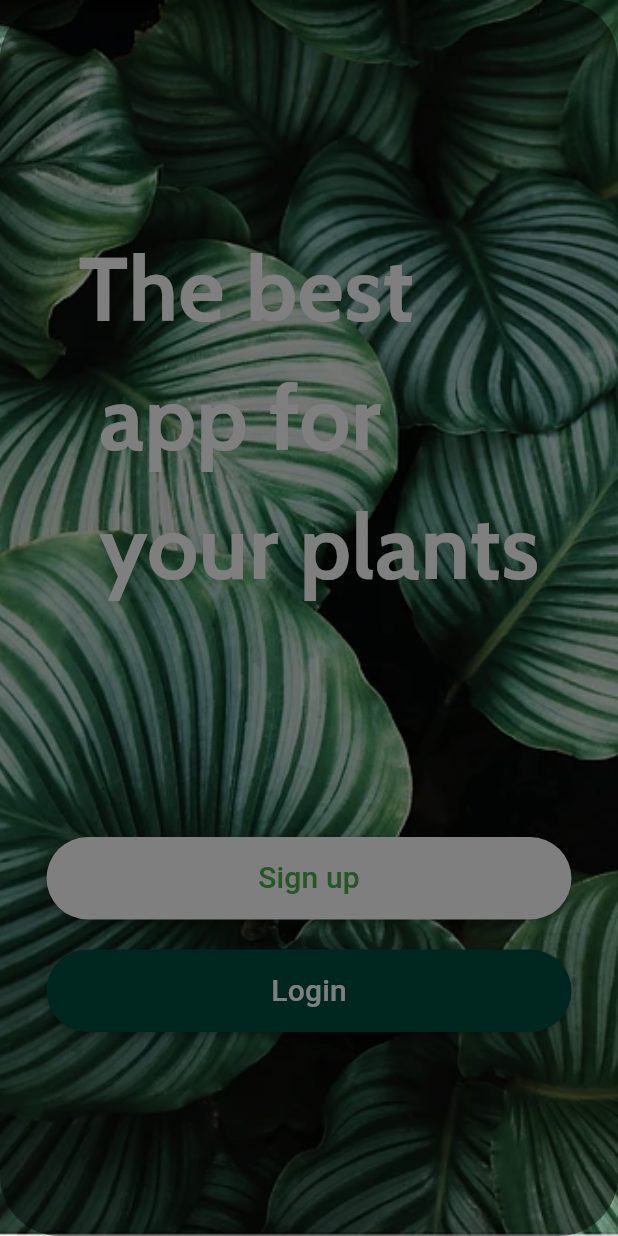
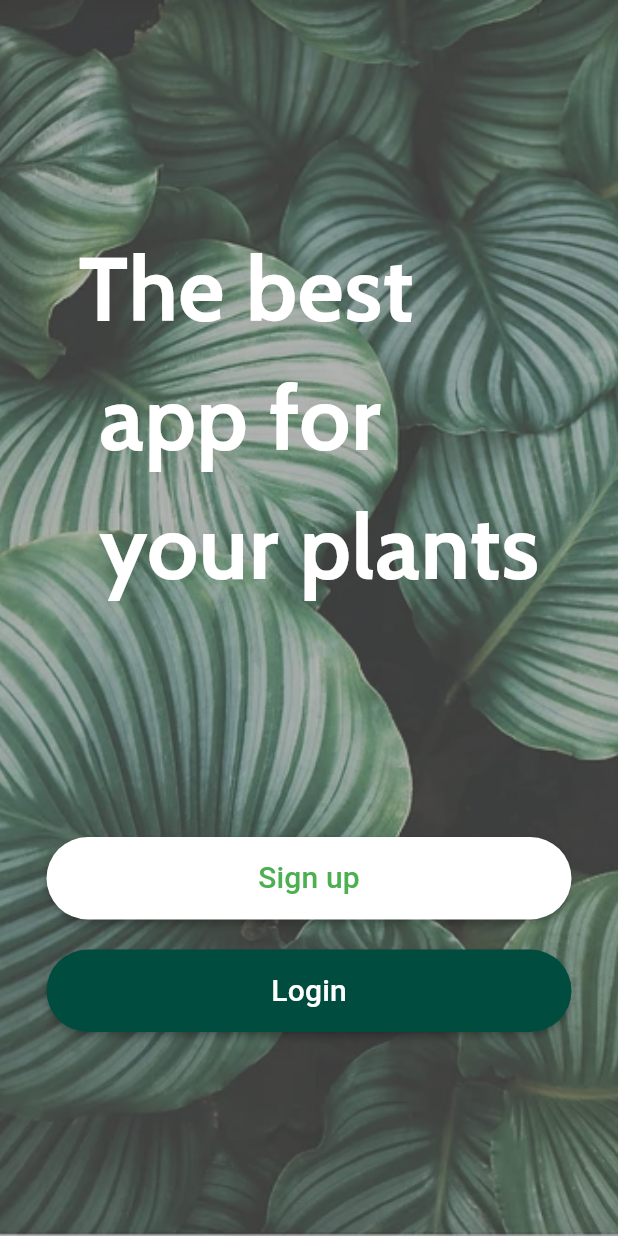
Before and after one commit to swathi1006/assignment1, a Flutter app: the SplashPage screen opened directly, on a phone screen of 412 x 824 dp. Run offline on Flutter 3.47's test engine with Material 3 defaults, Android fonts, the phone set to English and light mode, and no system bars; our stand-ins replace google_fonts; network calls fail.

Commit message:
initial commit

```diff
--- a/lib/main.dart
+++ b/lib/main.dart
@@ -16,7 +16,7 @@ class MyApp extends StatelessWidget{
     return MaterialApp(
 
       debugShowCheckedModeBanner: false,
-    //  home: SplashPage(),
+     //home: SplashPage(),
       //  home: LoginPage(),
       //home: Registration_Page(),
      home: Home1(),
--- a/lib/screens/splashPage.dart
+++ b/lib/screens/splashPage.dart
@@ -11,13 +11,11 @@ class SplashPage extends StatelessWidget {
   Widget build(BuildContext context) {
     return  Scaffold(
       body: Container(
-        foregroundDecoration: BoxDecoration(
-            borderRadius: BorderRadius.circular(40),
-            color: Colors.black12.withOpacity(.5)),
-          decoration: const BoxDecoration(
 
-            image: DecorationImage(
-
+          decoration:  BoxDecoration(
+                  color: Colors.grey.shade600,
+            image: const DecorationImage(
+                opacity: 0.5,
                 fit: BoxFit.cover,
                 image: AssetImage(
                 "assets/images/pbk.png"))
```
Also changed, not shown: lib/screens/home1.dart (+45 -22 lines).
